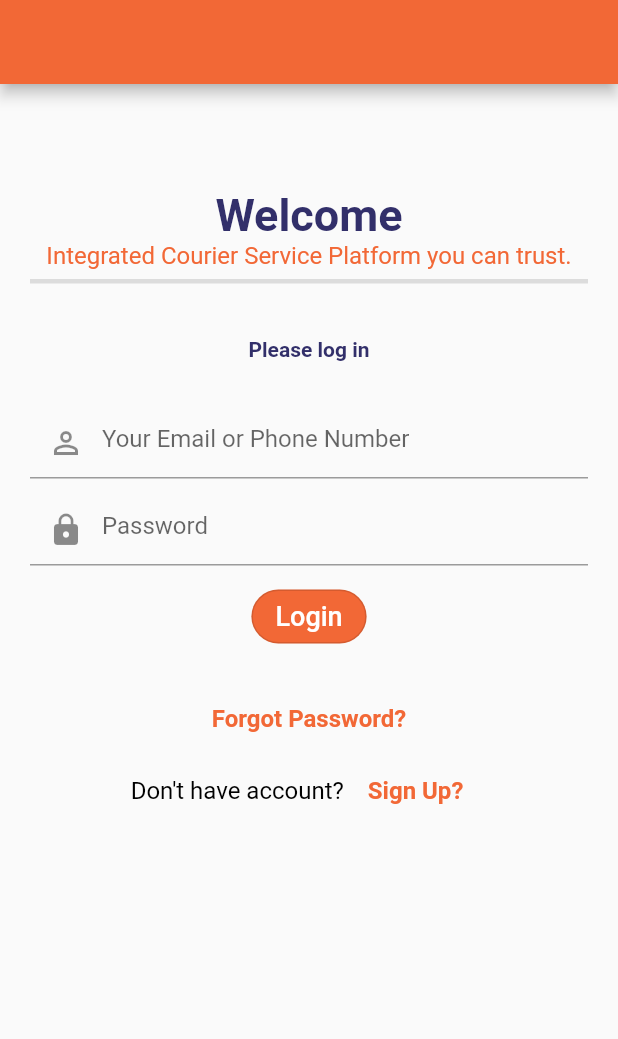
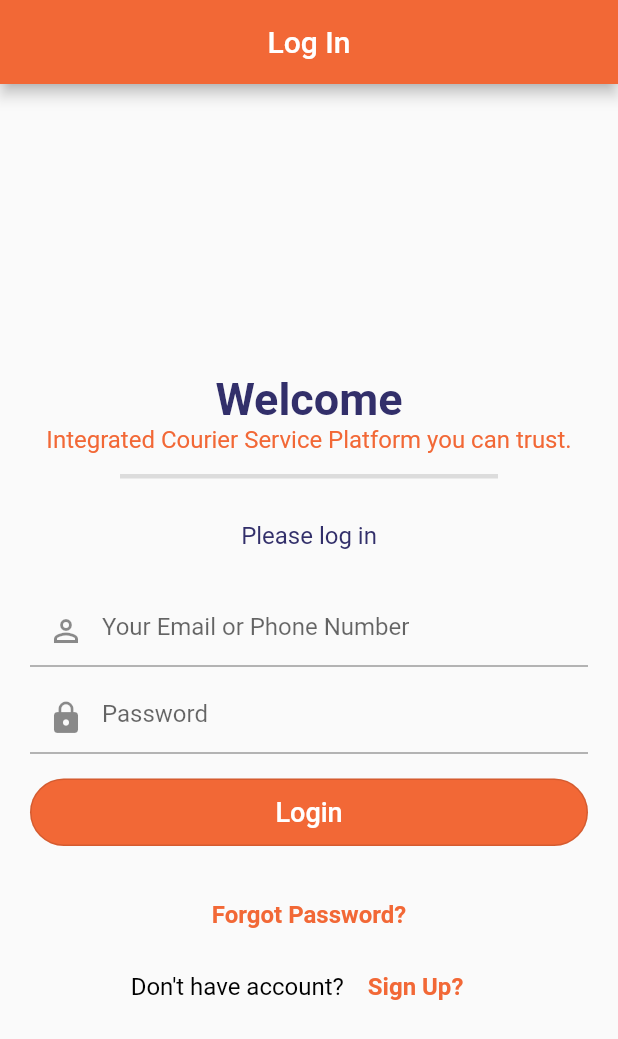
Before and after one commit to kkokwara2014/courierhub, a Flutter app: the screen it shows after launch, on a phone screen of 412 x 824 dp. Shown: the top 1039 px of the screen. Run offline on Flutter 3.47's test engine with Material 2 defaults, Android fonts, the phone set to English and light mode, and no system bars.

Commit message:
Removing overflow in Login page

```diff
--- a/lib/Login.dart
+++ b/lib/Login.dart
@@ -13,13 +13,15 @@ class _LoginState extends State<Login> {
       debugShowCheckedModeBanner: false,
       home: Scaffold(
         appBar: AppBar(
-          title: Text(''),
+          title: Text('Log In'),
           centerTitle: true,
           backgroundColor: Color(0xfff26836),
         ),
         body: Center(
           child: Padding(
             padding: const EdgeInsets.all(20.0),
+            child: SingleChildScrollView(
+              reverse: true,
               child: Column(
                 children: [
                   SizedBox(
@@ -39,18 +41,21 @@ class _LoginState extends State<Login> {
                         fontWeight: FontWeight.normal,
                         color: Color(0xfff26836)),
                   ),
+                  SizedBox(height: 10,),
                   Divider(
                     thickness: 3,
-                  height: 15,
+                    height: 10,
+                    indent: 60,
+                    endIndent: 60,
                   ),
                   SizedBox(
-                  height: 30,
+                    height: 25,
                   ),
                   Text(
                     'Please log in',
                     style: TextStyle(
-                      fontSize: 14,
-                      fontWeight: FontWeight.bold,
+                        fontSize: 16,
+                        fontWeight: FontWeight.normal,
                         color: Color(0xff322f6a)),
                   ),
                   SizedBox(
@@ -82,15 +87,14 @@ class _LoginState extends State<Login> {
                     keyboardType: TextInputType.text,
                   ),
                   SizedBox(
-                  height: 10.0,
+                    height: 15.0,
                   ),
                   OutlinedButton(
                     onPressed: () {},
-
                     style: OutlinedButton.styleFrom(
                       shape: StadiumBorder(),
                       backgroundColor: Color(0xfff26836),
-                    // tapTargetSize:
+                      minimumSize: Size(400.0, 45.0),
                     ),
                     child: Text(
                       'Login',
@@ -99,6 +103,7 @@ class _LoginState extends State<Login> {
                         color: Colors.white,
                       ),
                     ),
+
                   ),
                   SizedBox(
                     height: 20,
@@ -152,6 +157,7 @@ class _LoginState extends State<Login> {
             ),
           ),
         ),
+      ),
     );
   }
 }
```
Also changed, not shown: lib/registerindividual.dart (added, +18 -0 lines), lib/registerregular.dart (added, +18 -0 lines). Lines whose indentation alone changed are shown as unchanged.
